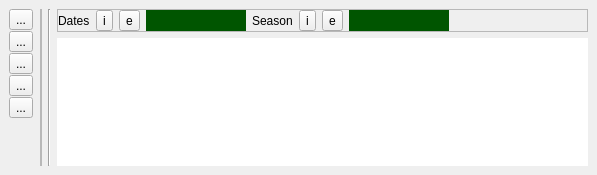
The window that timeseriesviewer/ui/timeseriesdock.ui (jakimowb/eo-time-series-viewer) describes before a commit, drawn with Qt 5.
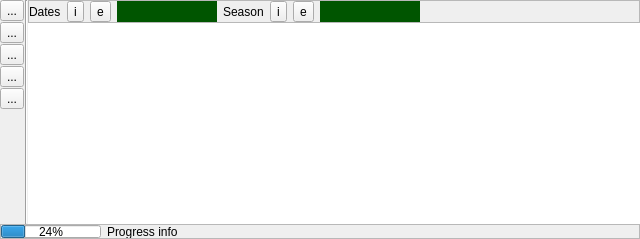
The same window after the commit.

Commit message: minor widget changed, qgis interaction

```diff
--- a/timeseriesviewer/ui/timeseriesdock.ui
+++ b/timeseriesviewer/ui/timeseriesdock.ui
@@ -6,8 +6,8 @@
    <rect>
     <x>0</x>
     <y>0</y>
-    <width>597</width>
-    <height>175</height>
+    <width>640</width>
+    <height>239</height>
    </rect>
   </property>
   <property name="sizePolicy">
@@ -26,7 +26,15 @@
    <property name="frameShadow">
     <enum>QFrame::Sunken</enum>
    </property>
-   <layout class="QHBoxLayout" name="horizontalLayout_3">
+   <layout class="QVBoxLayout" name="verticalLayout_3">
+    <property name="spacing">
+     <number>0</number>
+    </property>
+    <property name="margin">
+     <number>0</number>
+    </property>
+    <item>
+     <layout class="QHBoxLayout" name="horizontalLayout_4">
     <item>
      <widget class="QFrame" name="TSButtonList">
       <property name="enabled">
@@ -114,24 +122,6 @@
       </layout>
      </widget>
     </item>
-    <item>
-     <widget class="QFrame" name="frame_5">
-      <property name="frameShape">
-       <enum>QFrame::StyledPanel</enum>
-      </property>
-      <property name="frameShadow">
-       <enum>QFrame::Sunken</enum>
-      </property>
-      <layout class="QHBoxLayout" name="horizontalLayout_2">
-       <property name="spacing">
-        <number>1</number>
-       </property>
-       <property name="margin">
-        <number>0</number>
-       </property>
-      </layout>
-     </widget>
-    </item>
     <item>
      <widget class="Line" name="line">
       <property name="orientation">
@@ -263,6 +253,107 @@
        </widget>
       </item>
      </layout>
+      </item>
+     </layout>
+    </item>
+    <item>
+     <widget class="QFrame" name="infoBar">
+      <property name="minimumSize">
+       <size>
+        <width>0</width>
+        <height>0</height>
+       </size>
+      </property>
+      <property name="maximumSize">
+       <size>
+        <width>16777215</width>
+        <height>15</height>
+       </size>
+      </property>
+      <property name="frameShape">
+       <enum>QFrame::StyledPanel</enum>
+      </property>
+      <property name="frameShadow">
+       <enum>QFrame::Raised</enum>
+      </property>
+      <layout class="QHBoxLayout" name="horizontalLayout_3">
+       <property name="margin">
+        <number>0</number>
+       </property>
+       <item>
+        <widget class="QProgressBar" name="progressBar">
+         <property name="sizePolicy">
+          <sizepolicy hsizetype="Expanding" vsizetype="Fixed">
+           <horstretch>1</horstretch>
+           <verstretch>0</verstretch>
+          </sizepolicy>
+         </property>
+         <property name="minimumSize">
+          <size>
+           <width>50</width>
+           <height>0</height>
+          </size>
+         </property>
+         <property name="maximumSize">
+          <size>
+           <width>100</width>
+           <height>16777215</height>
+          </size>
+         </property>
+         <property name="value">
+          <number>24</number>
+         </property>
+        </widget>
+       </item>
+       <item>
+        <widget class="QLabel" name="progressInfo">
+         <property name="sizePolicy">
+          <sizepolicy hsizetype="Expanding" vsizetype="Preferred">
+           <horstretch>2</horstretch>
+           <verstretch>0</verstretch>
+          </sizepolicy>
+         </property>
+         <property name="minimumSize">
+          <size>
+           <width>150</width>
+           <height>0</height>
+          </size>
+         </property>
+         <property name="maximumSize">
+          <size>
+           <width>16777215</width>
+           <height>16777215</height>
+          </size>
+         </property>
+         <property name="text">
+          <string>Progress info</string>
+         </property>
+         <property name="textFormat">
+          <enum>Qt::LogText</enum>
+         </property>
+         <property name="scaledContents">
+          <bool>false</bool>
+         </property>
+         <property name="wordWrap">
+          <bool>false</bool>
+         </property>
+        </widget>
+       </item>
+       <item>
+        <spacer name="horizontalSpacer_2">
+         <property name="orientation">
+          <enum>Qt::Horizontal</enum>
+         </property>
+         <property name="sizeHint" stdset="0">
+          <size>
+           <width>0</width>
+           <height>0</height>
+          </size>
+         </property>
+        </spacer>
+       </item>
+      </layout>
+     </widget>
     </item>
    </layout>
   </widget>
```
Lines whose indentation alone changed are shown as unchanged. The commit also changes 7 other files.
